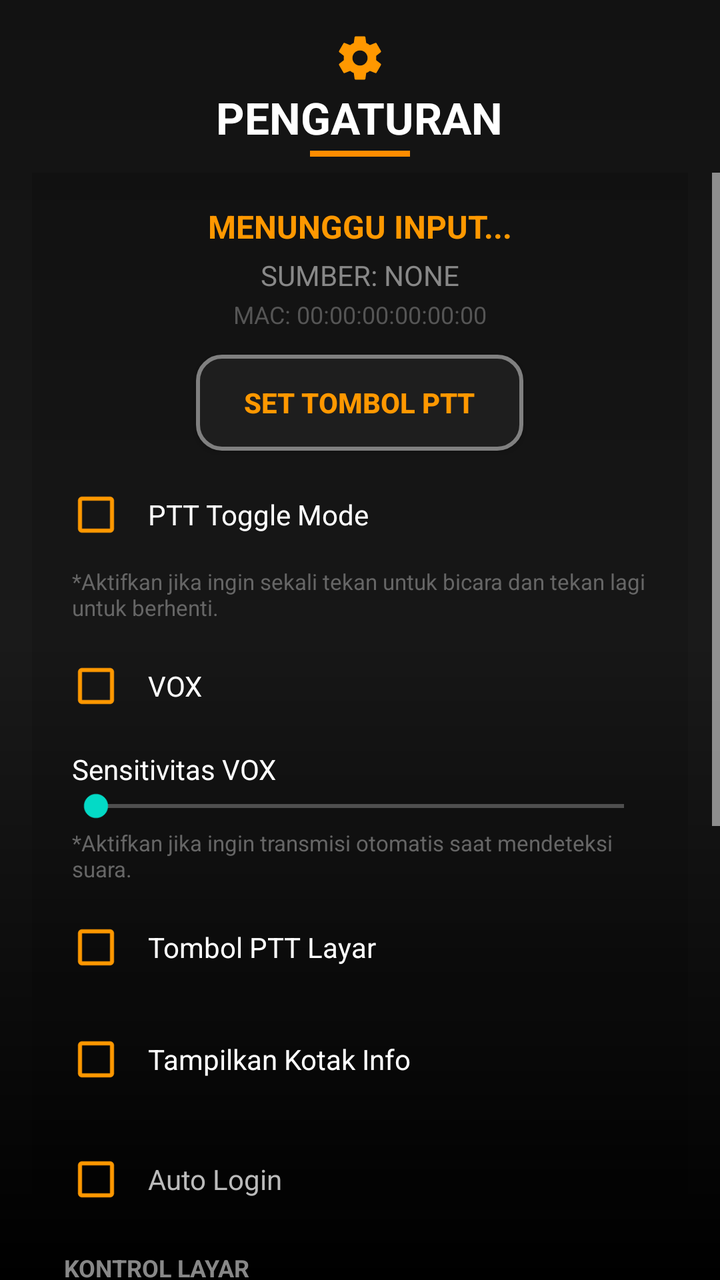
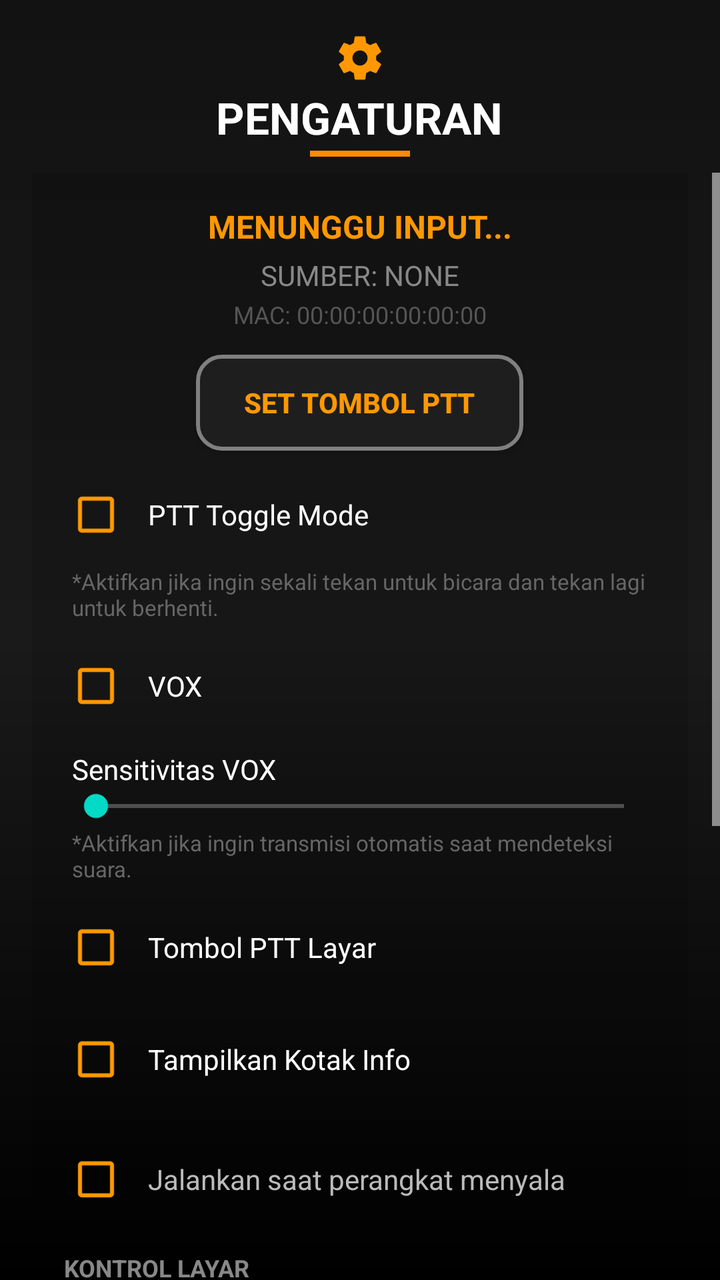

The first picture is an Android layout as it rendered before a commit; the second is the same layout after the commit. The layout source and the unified diff follow.
<!-- AndroidManifest.xml: application theme Theme.TIK -->
<!-- res/layout/activity_setting.xml -->
<?xml version="1.0" encoding="utf-8"?>
<RelativeLayout xmlns:android="http://schemas.android.com/apk/res/android"
    xmlns:app="http://schemas.android.com/apk/res-auto"
    xmlns:tools="http://schemas.android.com/tools"
    android:layout_width="match_parent"
    android:layout_height="match_parent"
    android:background="@drawable/main_background">

    
    <com.google.android.material.imageview.ShapeableImageView
        android:layout_width="@dimen/logo_watermark_size"
        android:layout_height="@dimen/logo_watermark_size"
        android:layout_centerInParent="true"
        android:src="@mipmap/ic_launcher"
        android:alpha="0.15"
        android:scaleType="fitCenter"
        app:shapeAppearanceOverlay="@style/ShapeAppearance.Circle" />

    <LinearLayout
        android:layout_width="match_parent"
        android:layout_height="match_parent"
        android:orientation="vertical">

        <LinearLayout
            android:layout_width="match_parent"
            android:layout_height="wrap_content"
            android:orientation="vertical"
            android:gravity="center_horizontal"
            android:paddingTop="@dimen/setting_screen_padding"
            android:layout_marginBottom="@dimen/margin_small">

            <androidx.appcompat.widget.AppCompatImageView
                android:layout_width="@dimen/setting_icon_size"
                android:layout_height="@dimen/setting_icon_size"
                app:srcCompat="@drawable/ic_setting"
                android:layout_marginBottom="@dimen/divider_height_medium"
                app:tint="@color/orange_accent" />

            <TextView
                android:layout_width="wrap_content"
                android:layout_height="wrap_content"
                android:text="PENGATURAN"
                android:textColor="@color/white"
                android:textSize="@dimen/text_setting_title"
                android:textStyle="bold" />

            <View
                android:layout_width="@dimen/setting_header_line_width"
                android:layout_height="@dimen/setting_header_line_height"
                android:background="@color/dark_orange"
                android:layout_marginTop="@dimen/divider_height_medium"/>
        </LinearLayout>

        <FrameLayout
            android:layout_width="match_parent"
            android:layout_height="0dp"
            android:layout_weight="1">

            <ScrollView
                android:layout_width="match_parent"
                android:layout_height="match_parent"
                android:fillViewport="true"
                android:scrollbars="vertical">

                <LinearLayout
                    android:layout_width="match_parent"
                    android:layout_height="wrap_content"
                    android:orientation="vertical"
                    android:paddingLeft="@dimen/setting_screen_padding"
                    android:paddingStart="@dimen/setting_screen_padding"
                    android:paddingRight="@dimen/setting_screen_padding"
                    android:paddingEnd="@dimen/setting_screen_padding"
                    android:paddingBottom="@dimen/setting_screen_padding">

                    <LinearLayout
                        android:layout_width="match_parent"
                        android:layout_height="wrap_content"
                        android:background="#22000000"
                        android:orientation="vertical"
                        android:padding="@dimen/setting_card_padding"
                        android:layout_marginBottom="@dimen/setting_card_margin_bottom">

                        <TextView
                            android:id="@+id/tvDetectedKey"
                            android:layout_width="match_parent"
                            android:layout_height="wrap_content"
                            android:gravity="center"
                            android:text="MENUNGGU INPUT..."
                            android:textColor="@color/orange_accent"
                            android:textSize="@dimen/text_detected_key"
                            android:textStyle="bold" />

                        <TextView
                            android:id="@+id/tvSource"
                            android:layout_width="match_parent"
                            android:layout_height="wrap_content"
                            android:text="Sumber: None"
                            android:textColor="#888888"
                            android:gravity="center"
                            android:textSize="@dimen/text_setting_label_small"
                            android:layout_marginTop="@dimen/margin_xsmall"
                            android:textAllCaps="true" />

                        <TextView
                            android:id="@+id/tvMacAddress"
                            android:layout_width="match_parent"
                            android:layout_height="wrap_content"
                            android:text="MAC: 00:00:00:00:00:00"
                            android:textColor="#555555"
                            android:gravity="center"
                            android:textSize="@dimen/text_size_small"
                            android:layout_marginTop="@dimen/divider_height_medium"
                            tools:ignore="SmallSp" />

                        <androidx.appcompat.widget.AppCompatButton
                            android:id="@+id/btnSetPtt"
                            android:layout_width="wrap_content"
                            android:layout_height="wrap_content"
                            android:layout_gravity="center_horizontal"
                            android:layout_marginTop="@dimen/margin_12dp"
                            android:background="@drawable/button_selector"
                            android:paddingLeft="@dimen/margin_large"
                            android:paddingRight="@dimen/margin_large"
                            android:text="SET TOMBOL PTT"
                            android:textColor="@color/orange_accent"
                            android:textSize="@dimen/text_setting_label_small"
                            android:textStyle="bold"
                            android:focusable="true"
                            android:clickable="true" />

                        <androidx.appcompat.widget.AppCompatCheckBox
                            android:id="@+id/cbPttToggle"
                            android:layout_width="match_parent"
                            android:layout_height="wrap_content"
                            android:layout_marginTop="@dimen/margin_small"
                            android:text="PTT Toggle Mode"
                            android:textColor="@color/white"
                            android:textSize="@dimen/text_setting_label_small"
                            android:background="@drawable/menu_item_background"
                            android:padding="@dimen/padding_10dp"
                            android:focusable="true"
                            android:buttonTint="@color/orange_accent" />

                        <TextView
                            android:layout_width="match_parent"
                            android:layout_height="wrap_content"
                            android:text="*Aktifkan jika ingin sekali tekan untuk bicara dan tekan lagi untuk berhenti."
                            android:textColor="#666666"
                            android:textSize="@dimen/text_size_tiny"
                            android:layout_marginTop="@dimen/divider_height_medium"
                            android:paddingLeft="@dimen/padding_xsmall"
                            android:paddingStart="@dimen/padding_xsmall"
                            tools:ignore="SmallSp" />

                        <androidx.appcompat.widget.AppCompatCheckBox
                            android:id="@+id/cbVox"
                            android:layout_width="match_parent"
                            android:layout_height="wrap_content"
                            android:layout_marginTop="@dimen/margin_small"
                            android:text="VOX"
                            android:textColor="@color/white"
                            android:textSize="@dimen/text_setting_label_small"
                            android:background="@drawable/menu_item_background"
                            android:padding="@dimen/padding_10dp"
                            android:focusable="true"
                            android:buttonTint="@color/orange_accent" />

                        <TextView
                            android:id="@+id/tvVoxSensitivity"
                            android:layout_width="match_parent"
                            android:layout_height="wrap_content"
                            android:layout_marginTop="@dimen/margin_small"
                            android:text="Sensitivitas VOX"
                            android:textColor="@color/white"
                            android:textSize="@dimen/text_setting_label_small"
                            android:paddingStart="@dimen/padding_xsmall"
                            tools:ignore="HardcodedText,RtlSymmetry" />

                        <androidx.appcompat.widget.AppCompatSeekBar
                            android:id="@+id/sbVoxSensitivity"
                            android:layout_width="match_parent"
                            android:layout_height="wrap_content"
                            android:max="100" />

                        <TextView
                            android:layout_width="match_parent"
                            android:layout_height="wrap_content"
                            android:text="*Aktifkan jika ingin transmisi otomatis saat mendeteksi suara."
                            android:textColor="#666666"
                            android:textSize="@dimen/text_size_tiny"
                            android:layout_marginTop="@dimen/divider_height_medium"
                            android:paddingLeft="@dimen/padding_xsmall"
                            android:paddingStart="@dimen/padding_xsmall"
                            tools:ignore="SmallSp" />

                        <LinearLayout
                            android:id="@+id/layoutVirtualPttContainer"
                            android:layout_width="match_parent"
                            android:layout_height="wrap_content"
                            android:layout_marginTop="@dimen/margin_small"
                            android:orientation="vertical">

                            <androidx.appcompat.widget.AppCompatCheckBox
                                android:id="@+id/cbShowVirtualPtt"
                                android:layout_width="match_parent"
                                android:layout_height="wrap_content"
                                android:text="Tombol PTT Layar"
                                android:textColor="@color/white"
                                android:textSize="@dimen/text_setting_label_small"
                                android:background="@drawable/menu_item_background"
                                android:padding="@dimen/padding_10dp"
                                android:focusable="true"
                                android:buttonTint="@color/orange_accent" />
                        </LinearLayout>

                        <LinearLayout
                            android:id="@+id/layoutInfoBoxSettingContainer"
                            android:layout_width="match_parent"
                            android:layout_height="wrap_content"
                            android:layout_marginTop="@dimen/margin_small"
                            android:orientation="vertical">

                            <androidx.appcompat.widget.AppCompatCheckBox
                                android:id="@+id/cbShowInfoBox"
                                android:layout_width="match_parent"
                                android:layout_height="wrap_content"
                                android:text="Tampilkan Kotak Info"
                                android:textColor="@color/white"
                                android:textSize="@dimen/text_setting_label_small"
                                android:background="@drawable/menu_item_background"
                                android:padding="@dimen/padding_10dp"
                                android:focusable="true"
                                android:buttonTint="@color/orange_accent" />
                        </LinearLayout>

                        <androidx.appcompat.widget.AppCompatCheckBox
                            android:id="@+id/cbStartOnBoot"
                            android:layout_width="match_parent"
                            android:layout_height="wrap_content"
                            android:layout_marginTop="@dimen/margin_12dp"
                            android:text="Auto Login"
                            android:textColor="#BBBBBB"
                            android:textSize="@dimen/text_setting_label_small"
                            android:background="@drawable/menu_item_background"
                            android:padding="@dimen/padding_10dp"
                            android:focusable="true"
                            android:buttonTint="@color/orange_accent" />

                        <TextView
                            android:layout_width="wrap_content"
                            android:layout_height="wrap_content"
                            android:text="KONTROL LAYAR"
                            android:textColor="#888888"
                            android:textSize="@dimen/text_size_small"
                            android:textStyle="bold"
                            android:layout_marginTop="@dimen/margin_12dp"
                            android:layout_marginBottom="@dimen/margin_xsmall"
                            tools:ignore="SmallSp" />

                        <androidx.appcompat.widget.AppCompatCheckBox
                            android:id="@+id/cbKeepScreenOn"
                            android:layout_width="match_parent"
                            android:layout_height="wrap_content"
                            android:text="Layar Selalu Menyala"
                            android:textColor="@color/white"
                            android:textSize="@dimen/text_setting_label_small"
                            android:background="@drawable/menu_item_background"
                            android:padding="@dimen/padding_10dp"
                            android:focusable="true"
                            android:buttonTint="@color/orange_accent" />

                        <androidx.appcompat.widget.AppCompatCheckBox
                            android:id="@+id/cbAutoWake"
                            android:layout_width="match_parent"
                            android:layout_height="wrap_content"
                            android:layout_marginTop="@dimen/margin_xsmall"
                            android:text="Bangunkan Layar Saat RX/TX"
                            android:textColor="@color/white"
                            android:textSize="@dimen/text_setting_label_small"
                            android:background="@drawable/menu_item_background"
                            android:padding="@dimen/padding_10dp"
                            android:focusable="true"
                            android:buttonTint="@color/orange_accent" />
                    </LinearLayout>

                    <TextView
                        android:layout_width="wrap_content"
                        android:layout_height="wrap_content"
                        android:text="KONFIGURASI NADA"
                        android:textColor="#888888"
                        android:textSize="@dimen/text_setting_section_title"
                        android:textStyle="bold"
                        android:layout_marginBottom="@dimen/margin_6dp"/>

                    <LinearLayout
                        android:layout_width="match_parent"
                        android:layout_height="wrap_content"
                        android:background="#22000000"
                        android:orientation="vertical"
                        android:padding="@dimen/padding_xsmall">

                        <androidx.appcompat.widget.AppCompatCheckBox
                            android:id="@+id/cbGatewayMode"
                            android:layout_width="match_parent"
                            android:layout_height="wrap_content"
                            android:text="Mode Gateway"
                            android:textColor="@color/white"
                            android:textSize="@dimen/text_setting_label_small"
                            android:background="@drawable/menu_item_background"
                            android:padding="@dimen/margin_12dp"
                            android:focusable="true"
                            android:buttonTint="@color/orange_accent" />

                        <androidx.appcompat.widget.AppCompatCheckBox
                            android:id="@+id/cbDtmfMode"
                            android:layout_width="match_parent"
                            android:layout_height="wrap_content"
                            android:text="Mode DTMF"
                            android:textColor="@color/white"
                            android:textSize="@dimen/text_setting_label_small"
                            android:background="@drawable/menu_item_background"
                            android:padding="@dimen/margin_12dp"
                            android:focusable="true"
                            android:buttonTint="@color/orange_accent" />

                        <androidx.appcompat.widget.AppCompatCheckBox
                            android:id="@+id/cbSoundPush"
                            android:layout_width="match_parent"
                            android:layout_height="wrap_content"
                            android:text="Nada Mulai"
                            android:textColor="@color/white"
                            android:textSize="@dimen/text_setting_label_small"
                            android:background="@drawable/menu_item_background"
                            android:padding="@dimen/margin_12dp"
                            android:focusable="true"
                            android:buttonTint="@color/orange_accent" />

                        <androidx.appcompat.widget.AppCompatCheckBox
                            android:id="@+id/cbSoundRx"
                            android:layout_width="match_parent"
                            android:layout_height="wrap_content"
                            android:text="Nada Rx"
                            android:textColor="@color/white"
                            android:textSize="@dimen/text_setting_label_small"
                            android:background="@drawable/menu_item_background"
                            android:padding="@dimen/margin_12dp"
                            android:focusable="true"
                            android:buttonTint="@color/orange_accent" />
                    </LinearLayout>
                </LinearLayout>
            </ScrollView>

            <RelativeLayout
                android:id="@+id/layoutRecordingOverlay"
                android:layout_width="match_parent"
                android:layout_height="match_parent"
                android:background="#E6000000"
                android:clickable="true"
                android:focusable="true"
                android:visibility="gone">

                <LinearLayout
                    android:layout_width="@dimen/overlay_dialog_width"
                    android:layout_height="wrap_content"
                    android:layout_centerInParent="true"
                    android:background="@drawable/frame_background"
                    android:gravity="center"
                    android:orientation="vertical"
                    android:padding="@dimen/overlay_inner_padding">

                    <ProgressBar
                        android:layout_width="@dimen/loading_spinner_size"
                        android:layout_height="@dimen/loading_spinner_size"
                        android:indeterminateTint="@color/orange_accent" />

                    <TextView
                        android:layout_width="wrap_content"
                        android:layout_height="wrap_content"
                        android:layout_marginTop="@dimen/margin_20dp"
                        android:text="MENUNGGU INPUT"
                        android:textColor="@color/white"
                        android:textSize="@dimen/text_overlay_title"
                        android:textStyle="bold"
                        android:gravity="center" />

                    <TextView
                        android:layout_width="wrap_content"
                        android:layout_height="wrap_content"
                        android:layout_marginTop="@dimen/margin_small"
                        android:text="Tekan tombol pada PTT atau Handsfree Anda sekarang..."
                        android:textColor="#AAAAAA"
                        android:textSize="@dimen/text_overlay_body"
                        android:gravity="center"/>

                    <androidx.appcompat.widget.AppCompatButton
                        android:id="@+id/btnCancelRecording"
                        android:layout_width="match_parent"
                        android:layout_height="wrap_content"
                        android:layout_marginTop="@dimen/margin_large"
                        android:background="@drawable/menu_item_background"
                        android:text="BATAL"
                        android:textColor="#FF5252"
                        android:textSize="@dimen/text_setting_label_small"
                        android:textStyle="bold"
                        android:focusable="true" />

                    <androidx.appcompat.widget.AppCompatButton
                        android:id="@+id/btnResetToDefault"
                        android:layout_width="match_parent"
                        android:layout_height="wrap_content"
                        android:layout_marginTop="@dimen/margin_small"
                        android:background="@android:color/transparent"
                        android:text="RESET KE DEFAULT"
                        android:textColor="@color/orange_accent"
                        android:textSize="@dimen/text_size_11sp"
                        android:textStyle="normal"
                        android:focusable="true" />
                </LinearLayout>
            </RelativeLayout>
        </FrameLayout>
    </LinearLayout>
</RelativeLayout>
<!-- resources referenced by this layout -->
<resources>
  <color name="dark_orange">#FF8C00</color>
  <color name="orange_accent">#FF9800</color>
  <color name="white">#FFFFFFFF</color>
  <dimen name="divider_height_medium">2dp</dimen>
  <dimen name="loading_spinner_size">56dp</dimen>
  <dimen name="logo_watermark_size">300dp</dimen>
  <dimen name="margin_12dp">12dp</dimen>
  <dimen name="margin_20dp">20dp</dimen>
  <dimen name="margin_6dp">6dp</dimen>
  <dimen name="margin_large">24dp</dimen>
  <dimen name="margin_small">8dp</dimen>
  <dimen name="margin_xsmall">4dp</dimen>
  <dimen name="overlay_dialog_width">240dp</dimen>
  <dimen name="overlay_inner_padding">20dp</dimen>
  <dimen name="padding_10dp">10dp</dimen>
  <dimen name="padding_xsmall">4dp</dimen>
  <dimen name="setting_card_margin_bottom">16dp</dimen>
  <dimen name="setting_card_padding">16dp</dimen>
  <dimen name="setting_header_line_height">3dp</dimen>
  <dimen name="setting_header_line_width">50dp</dimen>
  <dimen name="setting_icon_size">26dp</dimen>
  <dimen name="setting_screen_padding">16dp</dimen>
  <dimen name="text_detected_key">16sp</dimen>
  <dimen name="text_overlay_body">16sp</dimen>
  <dimen name="text_overlay_title">20sp</dimen>
  <dimen name="text_setting_label_small">14sp</dimen>
  <dimen name="text_setting_section_title">18sp</dimen>
  <dimen name="text_setting_title">22sp</dimen>
  <dimen name="text_size_11sp">11sp</dimen>
  <dimen name="text_size_small">12sp</dimen>
  <dimen name="text_size_tiny">11sp</dimen>
  <!-- drawable frame_background (drawable) -->
  <?xml version="1.0" encoding="utf-8"?>
  <shape xmlns:android="http://schemas.android.com/apk/res/android">
      <solid android:color="#1E1E1E" />
      <stroke
          android:width="2dp"
          android:color="@color/orange_accent" />
      <corners android:radius="12dp" />
  </shape>
  <!-- drawable main_background (drawable) -->
  <?xml version="1.0" encoding="utf-8"?>
  <shape xmlns:android="http://schemas.android.com/apk/res/android">
      <gradient
          android:startColor="#121212"
          android:centerColor="#1A1A1A"
          android:endColor="#000000"
          android:angle="270" />
  </shape>
  <!-- drawable menu_item_background (drawable) -->
  <?xml version="1.0" encoding="utf-8"?>
  <selector xmlns:android="http://schemas.android.com/apk/res/android">
      <item android:state_focused="true">
          <shape android:shape="rectangle">
              <solid android:color="#33FFFFFF" />
          </shape>
      </item>
      <item android:state_pressed="true">
          <shape android:shape="rectangle">
              <solid android:color="#55FFFFFF" />
          </shape>
      </item>
      <item>
          <shape android:shape="rectangle">
              <solid android:color="@android:color/transparent" />
          </shape>
      </item>
  </selector>
  <!-- mipmap ic_launcher (mipmap-anydpi-v26) -->
  <?xml version="1.0" encoding="utf-8"?>
  <adaptive-icon xmlns:android="http://schemas.android.com/apk/res/android">
      <background android:drawable="@drawable/ic_launcher_background"/>
      <foreground android:drawable="@mipmap/ic_launcher_foreground"/>
      <monochrome android:drawable="@mipmap/ic_launcher_foreground"/>
  </adaptive-icon>
  <style name="ShapeAppearance.Circle" parent="">
          <item name="cornerFamily">rounded</item>
          <item name="cornerSize">50%</item>
      </style>
  <color name="black">#FF000000</color>
  <style name="WindowAnimation">
          <item name="android:activityOpenEnterAnimation">@anim/fade_in</item>
          <item name="android:activityOpenExitAnimation">@anim/fade_out</item>
          <item name="android:activityCloseEnterAnimation">@anim/fade_in</item>
          <item name="android:activityCloseExitAnimation">@anim/fade_out</item>
      </style>
  <style name="AlertButtonStyle" parent="Widget.MaterialComponents.Button.TextButton">
          <item name="android:textColor">@color/orange_accent</item>
          <item name="android:textStyle">bold</item>
      </style>
  <!-- unchanged entries left out for length: 5 -->
</resources>

<!-- the commit's change to res/layout/activity_setting.xml (unified diff, before → after) -->
@@ -238,7 +238,7 @@
                             android:layout_width="match_parent"
                             android:layout_height="wrap_content"
                             android:layout_marginTop="@dimen/margin_12dp"
-                            android:text="Auto Login"
+                            android:text="@string/setting_start_on_boot"
                             android:textColor="#BBBBBB"
                             android:textSize="@dimen/text_setting_label_small"
                             android:background="@drawable/menu_item_background"
<!-- resource entries referenced after the edit -->
@@ -75,6 +75,7 @@
       <foreground android:drawable="@mipmap/ic_launcher_foreground"/>
       <monochrome android:drawable="@mipmap/ic_launcher_foreground"/>
   </adaptive-icon>
+  <string name="setting_start_on_boot">Jalankan saat perangkat menyala</string>
   <style name="ShapeAppearance.Circle" parent="">
           <item name="cornerFamily">rounded</item>
           <item name="cornerSize">50%</item>
